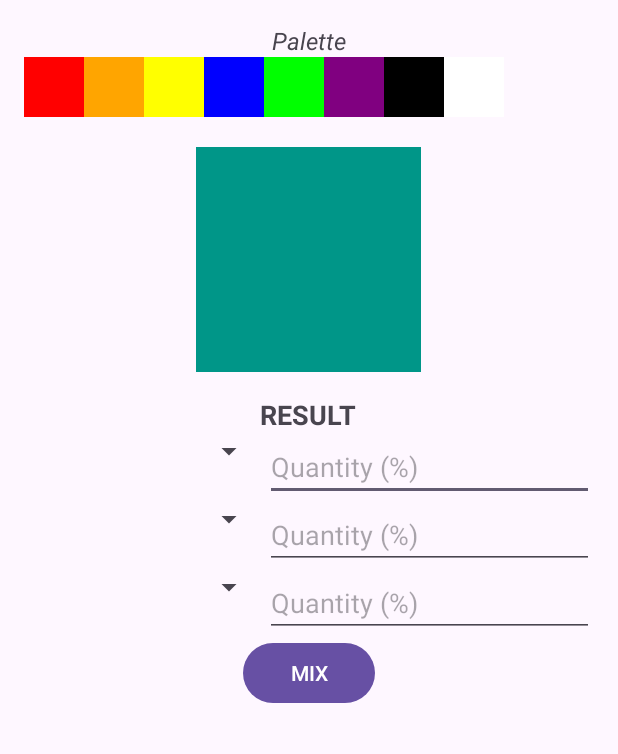
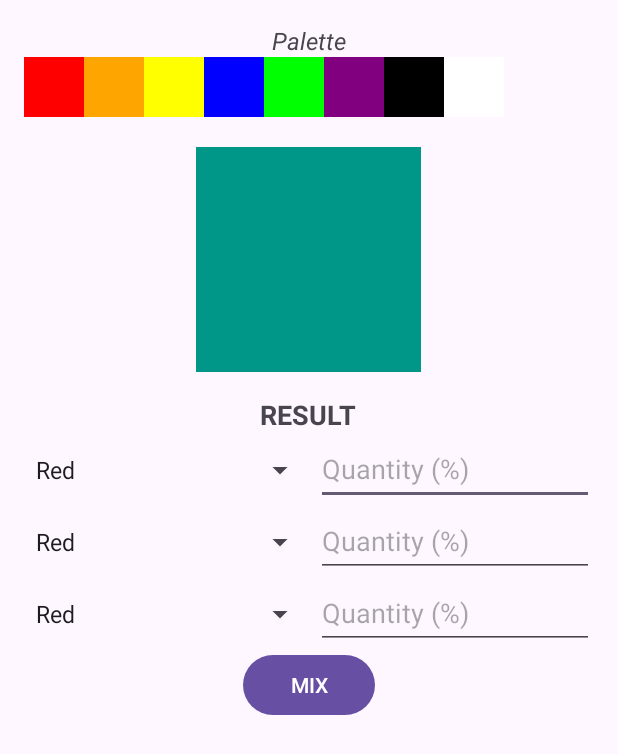
Before and after one commit to lerniasakasa/ColourMixer-Android-, an Android app: the screen it shows after launch (MainActivity), on a phone screen of 412 x 824 dp. Shown: the top 754 px of the screen. Run offline under Robolectric (Android 15) with nearby library versions, the phone set to English and light mode, and no system bars.

Commit message:
Initial implementation of the Colour Mixeer logic in the main activity, handling colour selection and mixing based on user input.

```diff
--- a/app/src/main/java/com/example/colourmixeer/MainActivity.java
+++ b/app/src/main/java/com/example/colourmixeer/MainActivity.java
@@ -1,6 +1,13 @@
 package com.example.colourmixeer;
 
+import android.graphics.Color;
 import android.os.Bundle;
+import android.view.View;
+import android.widget.ArrayAdapter;
+import android.widget.Button;
+import android.widget.EditText;
+import android.widget.Spinner;
+import android.widget.Toast;
 
 import androidx.activity.EdgeToEdge;
 import androidx.appcompat.app.AppCompatActivity;
@@ -10,15 +17,101 @@ import androidx.core.view.WindowInsetsCompat;
 
 public class MainActivity extends AppCompatActivity {
 
+    private Spinner color1Spinner, color2Spinner, color3Spinner;
+    private EditText color1Proportion, color2Proportion, color3Proportion;
+    private View resultColor;
+    private Button mixButton;
+
     @Override
     protected void onCreate(Bundle savedInstanceState) {
         super.onCreate(savedInstanceState);
-        EdgeToEdge.enable(this);
         setContentView(R.layout.activity_main);
-        ViewCompat.setOnApplyWindowInsetsListener(findViewById(R.id.main), (v, insets) -> {
-            Insets systemBars = insets.getInsets(WindowInsetsCompat.Type.systemBars());
-            v.setPadding(systemBars.left, systemBars.top, systemBars.right, systemBars.bottom);
-            return insets;
+
+        // Initializing UI components
+        color1Spinner = findViewById(R.id.color1Spinner);
+        color2Spinner = findViewById(R.id.color2Spinner);
+        color3Spinner = findViewById(R.id.color3Spinner);
+
+        color1Proportion = findViewById(R.id.color1Proportion);
+        color2Proportion = findViewById(R.id.color2Proportion);
+        color3Proportion = findViewById(R.id.color3Proportion);
+
+        resultColor = findViewById(R.id.resultColor);
+        mixButton = findViewById(R.id.mixButton);
+
+        // Setting up color options
+        String[] colors = {"Red", "Orange", "Yellow", "Blue", "Green", "Purple", "Black", "White"};
+        ArrayAdapter<String> adapter = new ArrayAdapter<>(this, android.R.layout.simple_spinner_dropdown_item, colors);
+
+        color1Spinner.setAdapter(adapter);
+        color2Spinner.setAdapter(adapter);
+        color3Spinner.setAdapter(adapter);
+
+        // Mix button onClick listener
+        mixButton.setOnClickListener(new View.OnClickListener() {
+            @Override
+            public void onClick(View v) {
+                mixColors();
+            }
         });
     }
+
+    private void mixColors() {
+        try {
+            // Get colors and proportions
+            String color1 = color1Spinner.getSelectedItem().toString();
+            String color2 = color2Spinner.getSelectedItem().toString();
+            String color3 = color3Spinner.getSelectedItem().toString();
+
+            float proportion1 = Float.parseFloat(color1Proportion.getText().toString());
+            float proportion2 = Float.parseFloat(color2Proportion.getText().toString());
+            float proportion3 = Float.parseFloat(color3Proportion.getText().toString());
+
+            // Ensure proportions add up to 100%
+            float totalProportion = proportion1 + proportion2 + proportion3;
+            if (totalProportion != 100.0f) {
+                Toast.makeText(this, "Proportions must add up to 100%", Toast.LENGTH_SHORT).show();
+                return;
+            }
+
+            // Get RGB values for each color
+            int rgb1 = getColorValue(color1);
+            int rgb2 = getColorValue(color2);
+            int rgb3 = getColorValue(color3);
+
+            // Calculate weighted average of RGB values
+            int red = (int) ((Color.red(rgb1) * proportion1 + Color.red(rgb2) * proportion2 + Color.red(rgb3) * proportion3) / 100);
+            int green = (int) ((Color.green(rgb1) * proportion1 + Color.green(rgb2) * proportion2 + Color.green(rgb3) * proportion3) / 100);
+            int blue = (int) ((Color.blue(rgb1) * proportion1 + Color.blue(rgb2) * proportion2 + Color.blue(rgb3) * proportion3) / 100);
+
+            // Set result color
+            resultColor.setBackgroundColor(Color.rgb(red, green, blue));
+
+        } catch (NumberFormatException e) {
+            Toast.makeText(this, "Please enter valid proportions", Toast.LENGTH_SHORT).show();
+        }
+    }
+
+    private int getColorValue(String colorName) {
+        switch (colorName) {
+            case "Red":
+                return Color.RED;
+            case "Orange":
+                return Color.rgb(255, 165, 0);
+            case "Yellow":
+                return Color.YELLOW;
+            case "Blue":
+                return Color.BLUE;
+            case "Green":
+                return Color.GREEN;
+            case "Purple":
+                return Color.rgb(128, 0, 128);
+            case "Black":
+                return Color.BLACK;
+            case "White":
+                return Color.WHITE;
+            default:
+                return Color.WHITE;
+        }
+    }
 }
--- a/app/src/main/res/layout/activity_main.xml
+++ b/app/src/main/res/layout/activity_main.xml
@@ -32,35 +32,43 @@
             <ImageView
                 android:layout_width="40dp"
                 android:layout_height="40dp"
-                android:background="#FF0000" />
+                android:background="#FF0000"
+                android:contentDescription="@string/colourswatch"/>
             <ImageView
                 android:layout_width="40dp"
                 android:layout_height="40dp"
-                android:background="#FFA500" />
+                android:background="#FFA500"
+                android:contentDescription="@string/colourswatch" />
             <ImageView
                 android:layout_width="40dp"
                 android:layout_height="40dp"
-                android:background="#FFFF00" />
+                android:background="#FFFF00"
+                android:contentDescription="@string/colourswatch"/>
             <ImageView
                 android:layout_width="40dp"
                 android:layout_height="40dp"
-                android:background="#0000FF" />
+                android:background="#0000FF"
+                android:contentDescription="@string/colourswatch"/>
             <ImageView
                 android:layout_width="40dp"
                 android:layout_height="40dp"
-                android:background="#00FF00" />
+                android:background="#00FF00"
+                android:contentDescription="@string/colourswatch"/>
             <ImageView
                 android:layout_width="40dp"
                 android:layout_height="40dp"
-                android:background="#800080" />
+                android:background="#800080"
+                android:contentDescription="@string/colourswatch"/>
             <ImageView
                 android:layout_width="40dp"
                 android:layout_height="40dp"
-                android:background="#000000" />
+                android:background="#000000"
+                android:contentDescription="@string/colourswatch"/>
             <ImageView
                 android:layout_width="40dp"
                 android:layout_height="40dp"
-                android:background="#FFFFFF" />
+                android:background="#FFFFFF"
+                android:contentDescription="@string/colourswatch"/>
         </LinearLayout>
 
         <!-- Result Section -->
@@ -89,13 +97,13 @@
             <Spinner
                 android:id="@+id/color1Spinner"
                 android:layout_width="wrap_content"
-                android:layout_height="wrap_content"
+                android:layout_height="48dp"
                 android:layout_weight="1" />
 
             <EditText
                 android:id="@+id/color1Proportion"
                 android:layout_width="wrap_content"
-                android:layout_height="wrap_content"
+                android:layout_height="48dp"
                 android:autofillHints="@string/quantity"
                 android:hint="@string/quantity"
                 android:inputType="numberDecimal"
@@ -110,13 +118,13 @@
             <Spinner
                 android:id="@+id/color2Spinner"
                 android:layout_width="wrap_content"
-                android:layout_height="wrap_content"
+                android:layout_height="48dp"
                 android:layout_weight="1" />
 
             <EditText
                 android:id="@+id/color2Proportion"
                 android:layout_width="wrap_content"
-                android:layout_height="wrap_content"
+                android:layout_height="48dp"
                 android:autofillHints="@string/quantity"
                 android:hint="@string/quantity"
                 android:inputType="numberDecimal"
@@ -131,13 +139,13 @@
             <Spinner
                 android:id="@+id/color3Spinner"
                 android:layout_width="wrap_content"
-                android:layout_height="wrap_content"
+                android:layout_height="48dp"
                 android:layout_weight="1" />
 
             <EditText
                 android:id="@+id/color3Proportion"
                 android:layout_width="wrap_content"
-                android:layout_height="wrap_content"
+                android:layout_height="48dp"
                 android:autofillHints="@string/quantity"
                 android:hint="@string/quantity"
                 android:inputType="numberDecimal"
--- a/app/src/main/res/values/strings.xml
+++ b/app/src/main/res/values/strings.xml
@@ -4,4 +4,5 @@
     <string name="result">RESULT</string>
     <string name="quantity">Quantity (%)</string>
     <string name="mix">MIX</string>
+    <string name="colourswatch">colour</string>
 </resources>
```
